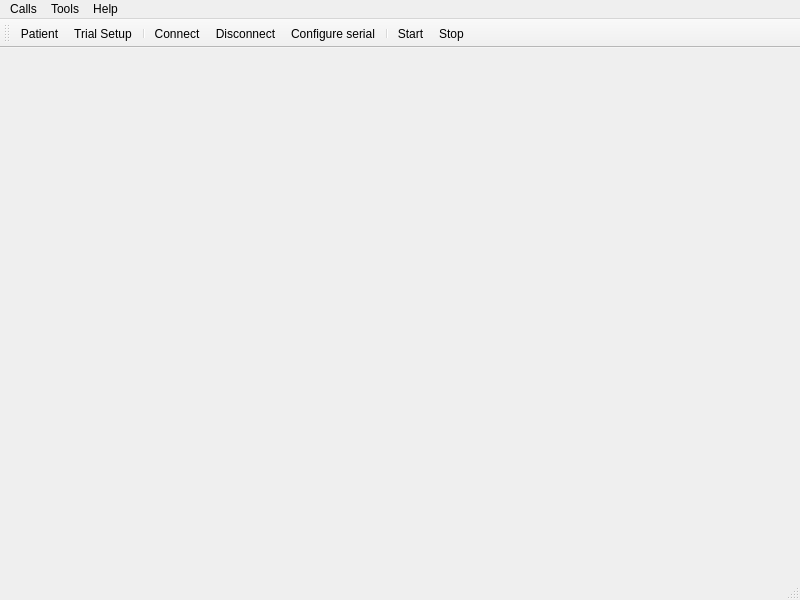
Before: the Qt Designer form non_contact_tremor/mainwindow.ui in oliveirafhm/NCCSystem, drawn with Qt 5.
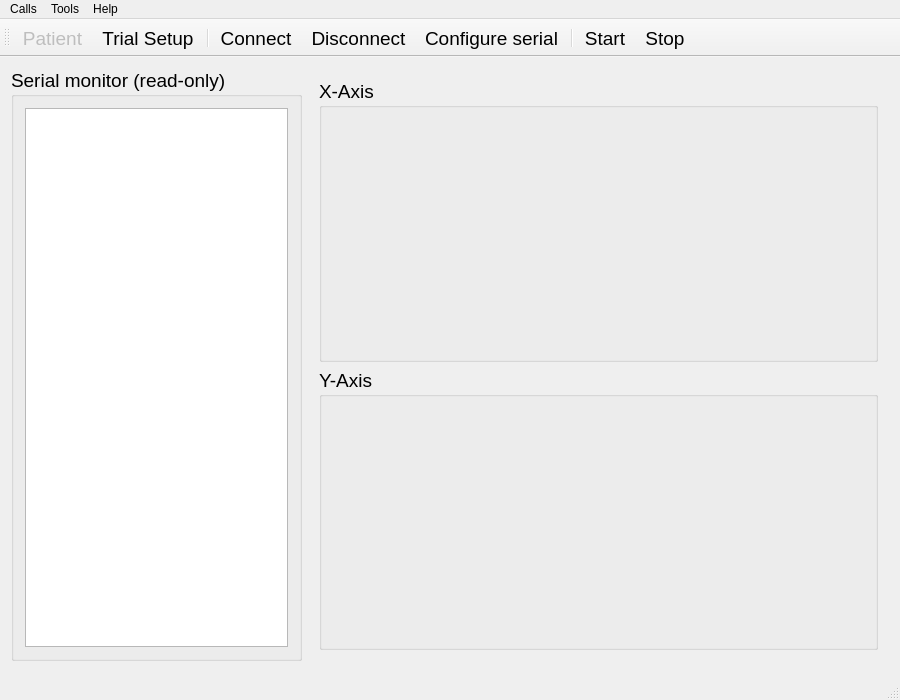
After: the same form once the commit is applied. Icons and pictures are not drawn. Custom widgets are drawn as their Qt base class.

Commit message: GUI is working; TODO: receive data to plot.

```diff
--- a/non_contact_tremor/mainwindow.ui
+++ b/non_contact_tremor/mainwindow.ui
@@ -6,8 +6,8 @@
    <rect>
     <x>0</x>
     <y>0</y>
-    <width>800</width>
-    <height>600</height>
+    <width>900</width>
+    <height>700</height>
    </rect>
   </property>
   <property name="windowTitle">
@@ -17,13 +17,114 @@
    <iconset resource="non_contact_tremor.qrc">
     <normaloff>:/images/matrix-hand.png</normaloff>:/images/matrix-hand.png</iconset>
   </property>
-  <widget class="QWidget" name="centralWidget"/>
+  <widget class="QWidget" name="centralWidget">
+   <layout class="QHBoxLayout" name="horizontalLayout_2">
+    <item>
+     <widget class="QGroupBox" name="serialMonitorGroupBox">
+      <property name="sizePolicy">
+       <sizepolicy hsizetype="Preferred" vsizetype="Preferred">
+        <horstretch>1</horstretch>
+        <verstretch>0</verstretch>
+       </sizepolicy>
+      </property>
+      <property name="font">
+       <font>
+        <pointsize>14</pointsize>
+       </font>
+      </property>
+      <property name="title">
+       <string>Serial monitor (read-only)</string>
+      </property>
+      <layout class="QHBoxLayout" name="horizontalLayout">
+       <item>
+        <widget class="QPlainTextEdit" name="serialMonitorTextEdit">
+         <property name="font">
+          <font>
+           <pointsize>13</pointsize>
+          </font>
+         </property>
+         <property name="readOnly">
+          <bool>true</bool>
+         </property>
+        </widget>
+       </item>
+      </layout>
+     </widget>
+    </item>
+    <item>
+     <widget class="QWidget" name="verticalWidget" native="true">
+      <property name="sizePolicy">
+       <sizepolicy hsizetype="Preferred" vsizetype="Preferred">
+        <horstretch>2</horstretch>
+        <verstretch>0</verstretch>
+       </sizepolicy>
+      </property>
+      <layout class="QVBoxLayout" name="verticalLayout" stretch="0,0">
+       <item>
+        <widget class="QGroupBox" name="xAxisGroupBox">
+         <property name="sizePolicy">
+          <sizepolicy hsizetype="Expanding" vsizetype="Expanding">
+           <horstretch>0</horstretch>
+           <verstretch>0</verstretch>
+          </sizepolicy>
+         </property>
+         <property name="font">
+          <font>
+           <pointsize>14</pointsize>
+          </font>
+         </property>
+         <property name="title">
+          <string>X-Axis</string>
+         </property>
+         <layout class="QVBoxLayout" name="verticalLayout_3">
+          <item>
+           <layout class="QVBoxLayout" name="verticalLayout_2">
+            <item>
+             <widget class="QCustomPlot" name="xAxisPlot" native="true"/>
+            </item>
+           </layout>
+          </item>
+         </layout>
+        </widget>
+       </item>
+       <item>
+        <widget class="QGroupBox" name="yAxisGroupBox">
+         <property name="sizePolicy">
+          <sizepolicy hsizetype="Expanding" vsizetype="Expanding">
+           <horstretch>0</horstretch>
+           <verstretch>0</verstretch>
+          </sizepolicy>
+         </property>
+         <property name="font">
+          <font>
+           <pointsize>14</pointsize>
+          </font>
+         </property>
+         <property name="title">
+          <string>Y-Axis</string>
+         </property>
+         <layout class="QVBoxLayout" name="verticalLayout_5">
+          <item>
+           <layout class="QVBoxLayout" name="verticalLayout_4">
+            <item>
+             <widget class="QCustomPlot" name="yAxisPlot" native="true"/>
+            </item>
+           </layout>
+          </item>
+         </layout>
+        </widget>
+       </item>
+      </layout>
+     </widget>
+    </item>
+   </layout>
+  </widget>
   <widget class="QMenuBar" name="menuBar">
    <property name="geometry">
     <rect>
      <x>0</x>
      <y>0</y>
-     <width>800</width>
+     <width>900</width>
      <height>22</height>
     </rect>
    </property>
@@ -84,7 +185,13 @@
    <addaction name="actionStart"/>
    <addaction name="actionStop"/>
   </widget>
-  <widget class="QStatusBar" name="statusBar"/>
+  <widget class="QStatusBar" name="statusBar">
+   <property name="font">
+    <font>
+     <pointsize>14</pointsize>
+    </font>
+   </property>
+  </widget>
   <action name="actionConnect">
    <property name="icon">
     <iconset resource="non_contact_tremor.qrc">
@@ -96,6 +203,11 @@
    <property name="toolTip">
     <string>Connect to serial port</string>
    </property>
+   <property name="font">
+    <font>
+     <pointsize>14</pointsize>
+    </font>
+   </property>
   </action>
   <action name="actionDisconnect">
    <property name="icon">
@@ -108,6 +220,11 @@
    <property name="toolTip">
     <string>Disconnect from serial port</string>
    </property>
+   <property name="font">
+    <font>
+     <pointsize>14</pointsize>
+    </font>
+   </property>
   </action>
   <action name="actionConfigure">
    <property name="icon">
@@ -118,7 +235,12 @@
     <string>Configure serial</string>
    </property>
    <property name="toolTip">
-    <string>Configure serial port</string>
+    <string>Configure serial port connection</string>
+   </property>
+   <property name="font">
+    <font>
+     <pointsize>14</pointsize>
+    </font>
    </property>
   </action>
   <action name="actionQuit">
@@ -134,6 +256,9 @@
    </property>
   </action>
   <action name="actionPatient">
+   <property name="enabled">
+    <bool>false</bool>
+   </property>
    <property name="icon">
     <iconset resource="non_contact_tremor.qrc">
      <normaloff>:/images/patient-profile.png</normaloff>:/images/patient-profile.png</iconset>
@@ -144,6 +269,11 @@
    <property name="toolTip">
     <string>Edit patient data</string>
    </property>
+   <property name="font">
+    <font>
+     <pointsize>14</pointsize>
+    </font>
+   </property>
   </action>
   <action name="actionTrialSetup">
    <property name="icon">
@@ -156,6 +286,11 @@
    <property name="toolTip">
     <string>Trial setup</string>
    </property>
+   <property name="font">
+    <font>
+     <pointsize>14</pointsize>
+    </font>
+   </property>
   </action>
   <action name="actionClear">
    <property name="icon">
@@ -193,6 +328,11 @@
    <property name="toolTip">
     <string>Starts the collect</string>
    </property>
+   <property name="font">
+    <font>
+     <pointsize>14</pointsize>
+    </font>
+   </property>
   </action>
   <action name="actionStop">
    <property name="icon">
@@ -205,9 +345,22 @@
    <property name="toolTip">
     <string>Stops the collect</string>
    </property>
+   <property name="font">
+    <font>
+     <pointsize>14</pointsize>
+    </font>
+   </property>
   </action>
  </widget>
  <layoutdefault spacing="6" margin="11"/>
+ <customwidgets>
+  <customwidget>
+   <class>QCustomPlot</class>
+   <extends>QWidget</extends>
+   <header>qcustomplot.h</header>
+   <container>1</container>
+  </customwidget>
+ </customwidgets>
  <resources>
   <include location="non_contact_tremor.qrc"/>
  </resources>
```
Left out of the diff: 22 changed lines with no effect on the pictures. The commit also changes 19 other files.
